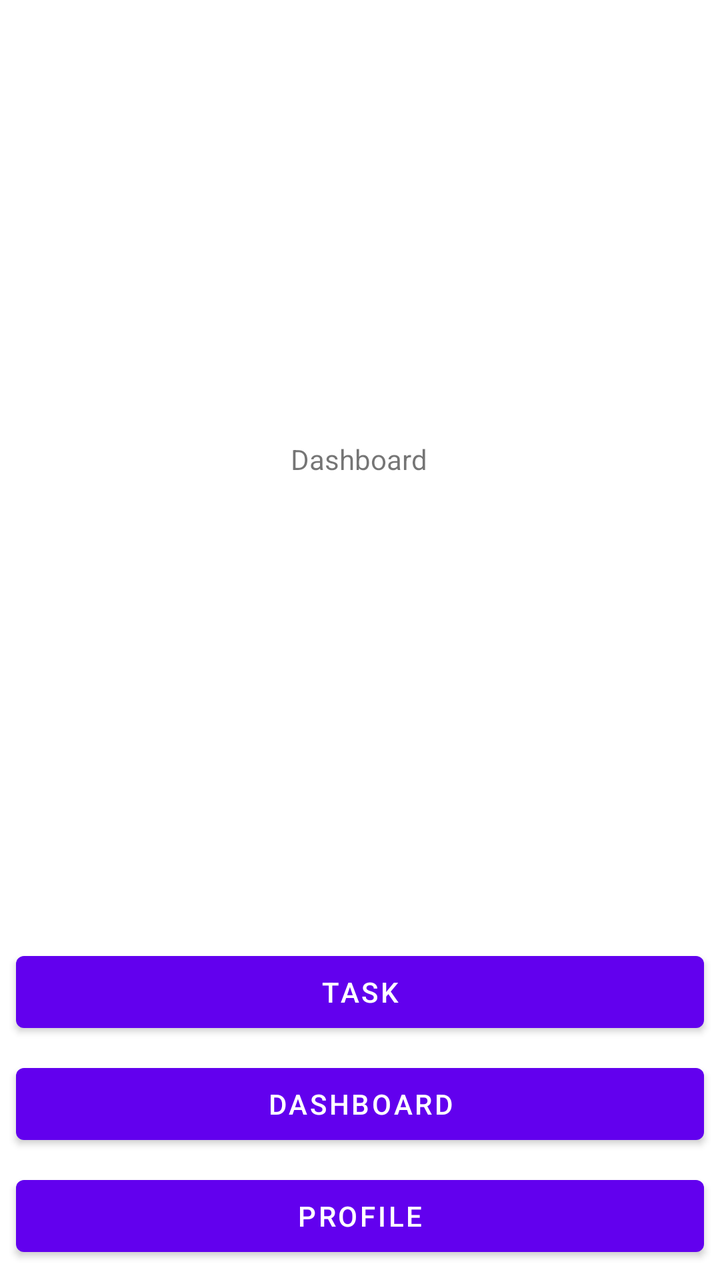
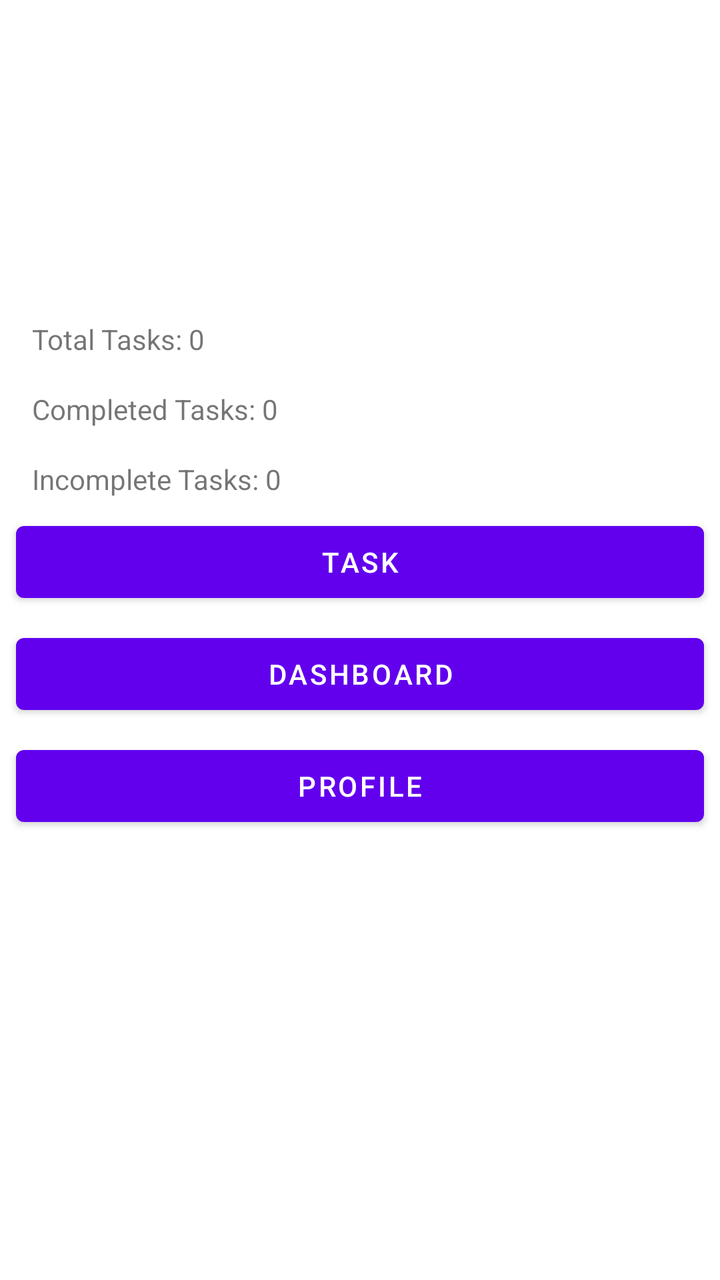

Screens rendered from an Android XML layout before and after an edit, with the pre-edit source and the edit as a unified diff.
<!-- AndroidManifest.xml: application theme Theme.ToDoList -->
<!-- res/layout/activity_dashboard.xml -->
<?xml version="1.0" encoding="utf-8"?>
<androidx.constraintlayout.widget.ConstraintLayout xmlns:android="http://schemas.android.com/apk/res/android"
    xmlns:app="http://schemas.android.com/apk/res-auto"
    xmlns:tools="http://schemas.android.com/tools"
    android:layout_width="match_parent"
    android:layout_height="match_parent">

    <TextView
        android:layout_width="wrap_content"
        android:layout_height="wrap_content"
        android:layout_marginTop="220dp"
        android:text="Dashboard"
        app:layout_constraintEnd_toEndOf="parent"
        app:layout_constraintHorizontal_bias="0.498"
        app:layout_constraintStart_toStartOf="parent"
        app:layout_constraintTop_toTopOf="parent"
        tools:ignore="MissingConstraints" />

    <Button
        android:id="@+id/button_task"
        android:layout_width="0dp"
        android:layout_height="wrap_content"
        android:text="Task"
        app:layout_constraintBottom_toTopOf="@id/button_dashboard"
        app:layout_constraintStart_toStartOf="parent"
        app:layout_constraintEnd_toEndOf="parent"
        android:layout_margin="8dp" />

    <Button
        android:id="@+id/button_dashboard"
        android:layout_width="0dp"
        android:layout_height="wrap_content"
        android:text="Dashboard"
        app:layout_constraintBottom_toTopOf="@id/button_profile"
        app:layout_constraintStart_toStartOf="parent"
        app:layout_constraintEnd_toEndOf="parent"
        android:layout_margin="8dp" />


    <Button
        android:id="@+id/button_profile"
        android:layout_width="0dp"
        android:layout_height="wrap_content"
        android:text="Profile"
        app:layout_constraintBottom_toBottomOf="parent"
        app:layout_constraintStart_toStartOf="parent"
        app:layout_constraintEnd_toEndOf="parent"
        android:layout_margin="8dp" />

</androidx.constraintlayout.widget.ConstraintLayout>
<!-- resources referenced by this layout -->
<resources>
  <style name="Theme.ToDoList" parent="Theme.MaterialComponents.DayNight.DarkActionBar">
          
          <item name="colorPrimary">@color/purple_500</item>
          <item name="colorPrimaryVariant">@color/purple_700</item>
          <item name="colorOnPrimary">@color/white</item>
          
          <item name="colorSecondary">@color/teal_200</item>
          <item name="colorSecondaryVariant">@color/teal_700</item>
          <item name="colorOnSecondary">@color/black</item>
          
          <item name="android:statusBarColor">?attr/colorPrimaryVariant</item>
          
      </style>
  <color name="purple_500">#FF6200EE</color>
  <color name="purple_700">#FF3700B3</color>
  <color name="white">#FFFFFFFF</color>
  <color name="teal_200">#FF03DAC5</color>
  <color name="teal_700">#FF018786</color>
  <color name="black">#FF000000</color>
</resources>

<!-- the commit's change to res/layout/activity_dashboard.xml (unified diff, before → after) -->
@@ -5,46 +5,78 @@
     android:layout_width="match_parent"
     android:layout_height="match_parent">
 
+    
+
     <TextView
+        android:id="@+id/text_total_tasks"
         android:layout_width="wrap_content"
         android:layout_height="wrap_content"
-        android:layout_marginTop="220dp"
-        android:text="Dashboard"
-        app:layout_constraintEnd_toEndOf="parent"
-        app:layout_constraintHorizontal_bias="0.498"
+        android:layout_marginStart="16dp"
+        android:layout_marginTop="160dp"
+        android:text="Total Tasks: 0"
         app:layout_constraintStart_toStartOf="parent"
-        app:layout_constraintTop_toTopOf="parent"
-        tools:ignore="MissingConstraints" />
+        app:layout_constraintTop_toTopOf="parent" />
+
+    <TextView
+        android:id="@+id/text_completed_tasks"
+        android:layout_width="wrap_content"
+        android:layout_height="wrap_content"
+        android:text="Completed Tasks: 0"
+        app:layout_constraintTop_toBottomOf="@id/text_total_tasks"
+        app:layout_constraintStart_toStartOf="parent"
+        android:layout_marginTop="16dp"
+        android:layout_marginStart="16dp" />
+
+    
+    <TextView
+        android:id="@+id/text_incomplete_tasks"
+        android:layout_width="wrap_content"
+        android:layout_height="wrap_content"
+        android:text="Incomplete Tasks: 0"
+        app:layout_constraintTop_toBottomOf="@id/text_completed_tasks"
+        app:layout_constraintStart_toStartOf="parent"
+        android:layout_marginTop="16dp"
+        android:layout_marginStart="16dp" />
+
+    
 
     <Button
         android:id="@+id/button_task"
         android:layout_width="0dp"
         android:layout_height="wrap_content"
+        android:layout_margin="8dp"
         android:text="Task"
-        app:layout_constraintBottom_toTopOf="@id/button_dashboard"
+        app:layout_constraintEnd_toEndOf="parent"
+        app:layout_constraintHorizontal_bias="1.0"
         app:layout_constraintStart_toStartOf="parent"
-        app:layout_constraintEnd_toEndOf="parent"
-        android:layout_margin="8dp" />
+        app:layout_constraintTop_toBottomOf="@id/text_incomplete_tasks" />
+
+    
 
     <Button
         android:id="@+id/button_dashboard"
         android:layout_width="0dp"
         android:layout_height="wrap_content"
+        android:layout_margin="8dp"
         android:text="Dashboard"
-        app:layout_constraintBottom_toTopOf="@id/button_profile"
+        app:layout_constraintEnd_toEndOf="parent"
+        app:layout_constraintHorizontal_bias="0.0"
         app:layout_constraintStart_toStartOf="parent"
-        app:layout_constraintEnd_toEndOf="parent"
-        android:layout_margin="8dp" />
+        app:layout_constraintTop_toBottomOf="@id/button_task" />
 
+    
 
     <Button
         android:id="@+id/button_profile"
         android:layout_width="0dp"
         android:layout_height="wrap_content"
+        android:layout_margin="8dp"
         android:text="Profile"
         app:layout_constraintBottom_toBottomOf="parent"
+        app:layout_constraintEnd_toEndOf="parent"
+        app:layout_constraintHorizontal_bias="0.0"
         app:layout_constraintStart_toStartOf="parent"
-        app:layout_constraintEnd_toEndOf="parent"
-        android:layout_margin="8dp" />
+        app:layout_constraintTop_toBottomOf="@id/button_dashboard"
+        app:layout_constraintVertical_bias="0.0" />
 
 </androidx.constraintlayout.widget.ConstraintLayout>
